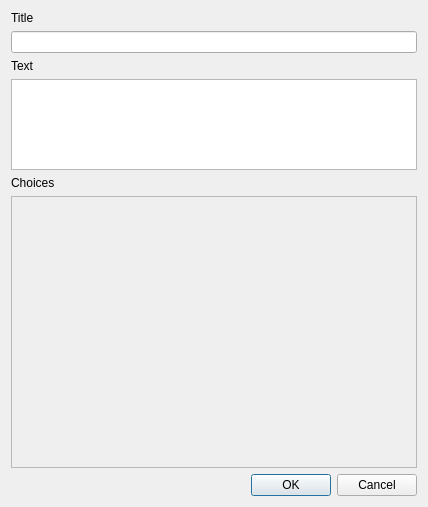
The window that nodeeditor.ui (dragazo/uchoose) describes before a commit, drawn with Qt 5.
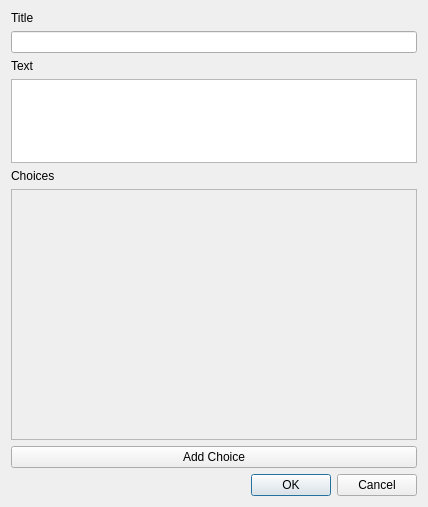
The same window after the commit.

The edit to the form file:
```diff
--- a/nodeeditor.ui
+++ b/nodeeditor.ui
@@ -77,6 +77,9 @@
        <verstretch>3</verstretch>
       </sizepolicy>
      </property>
+     <property name="verticalScrollBarPolicy">
+      <enum>Qt::ScrollBarAsNeeded</enum>
+     </property>
      <property name="widgetResizable">
       <bool>true</bool>
      </property>
@@ -86,12 +89,19 @@
         <x>0</x>
         <y>0</y>
         <width>408</width>
-        <height>275</height>
+        <height>253</height>
        </rect>
       </property>
      </widget>
     </widget>
    </item>
+   <item>
+    <widget class="QPushButton" name="AddArcButton">
+     <property name="text">
+      <string>Add Choice</string>
+     </property>
+    </widget>
+   </item>
    <item>
     <layout class="QHBoxLayout" name="horizontalLayout">
      <item>
```
Left out of the diff: 2 changed lines with no effect on the pictures.
